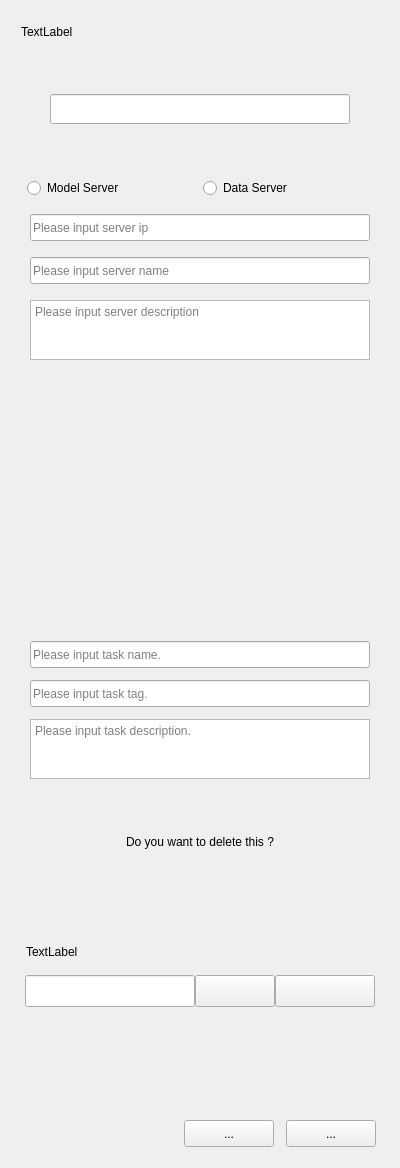
Above: OgmUI/ogmpopwidget.ui from SunsetFrost/ogms_desktop before the change. Below: the same form after it.
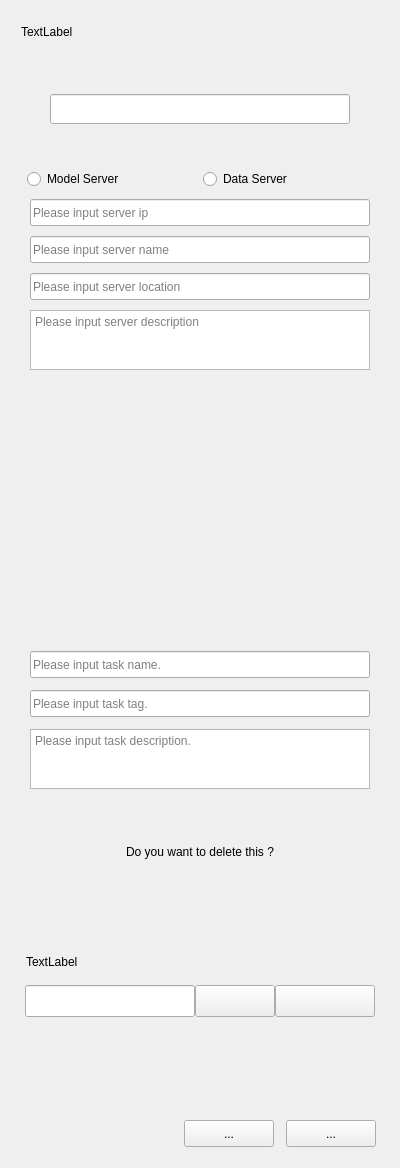
That is the form after the change.

```diff
--- a/OgmUI/ogmpopwidget.ui
+++ b/OgmUI/ogmpopwidget.ui
@@ -145,16 +145,22 @@
      <property name="minimumSize">
       <size>
        <width>0</width>
-       <height>240</height>
+       <height>260</height>
       </size>
      </property>
      <property name="maximumSize">
       <size>
        <width>16777215</width>
-       <height>240</height>
+       <height>260</height>
       </size>
      </property>
      <layout class="QVBoxLayout" name="verticalLayout_5">
+      <property name="topMargin">
+       <number>0</number>
+      </property>
+      <property name="bottomMargin">
+       <number>2</number>
+      </property>
       <item>
        <widget class="QWidget" name="widget_8" native="true">
         <layout class="QHBoxLayout" name="horizontalLayout_12">
@@ -165,7 +171,7 @@
           <number>5</number>
          </property>
          <property name="bottomMargin">
-          <number>5</number>
+          <number>2</number>
          </property>
          <item>
           <widget class="QRadioButton" name="radioBtnMs">
@@ -188,10 +194,10 @@
        <widget class="QWidget" name="widget_6" native="true">
         <layout class="QHBoxLayout" name="horizontalLayout_10">
          <property name="topMargin">
-          <number>5</number>
+          <number>2</number>
          </property>
          <property name="bottomMargin">
-          <number>5</number>
+          <number>2</number>
          </property>
          <item>
           <widget class="QLineEdit" name="txtPopNewServerIp">
@@ -222,10 +228,10 @@
        <widget class="QWidget" name="widget_7" native="true">
         <layout class="QHBoxLayout" name="horizontalLayout_11">
          <property name="topMargin">
-          <number>5</number>
+          <number>2</number>
          </property>
          <property name="bottomMargin">
-          <number>5</number>
+          <number>2</number>
          </property>
          <item>
           <widget class="QLineEdit" name="txtPopNewServerName">
@@ -252,14 +258,48 @@
         </layout>
        </widget>
       </item>
+      <item>
+       <widget class="QWidget" name="widget_5" native="true">
+        <layout class="QHBoxLayout" name="horizontalLayout_18">
+         <property name="topMargin">
+          <number>2</number>
+         </property>
+         <property name="bottomMargin">
+          <number>2</number>
+         </property>
+         <item>
+          <widget class="QLineEdit" name="txtPopNewServerLocation">
+           <property name="minimumSize">
+            <size>
+             <width>340</width>
+             <height>27</height>
+            </size>
+           </property>
+           <property name="maximumSize">
+            <size>
+             <width>340</width>
+             <height>27</height>
+            </size>
+           </property>
+           <property name="statusTip">
+            <string>popWidget</string>
+           </property>
+           <property name="placeholderText">
+            <string>Please input server location</string>
+           </property>
+          </widget>
+         </item>
+        </layout>
+       </widget>
+      </item>
       <item>
        <widget class="QWidget" name="widget_9" native="true">
         <layout class="QHBoxLayout" name="horizontalLayout_13">
          <property name="topMargin">
-          <number>5</number>
+          <number>2</number>
          </property>
          <property name="bottomMargin">
-          <number>5</number>
+          <number>2</number>
          </property>
          <item>
           <widget class="QTextEdit" name="txtPopNewServerDesc">
```
